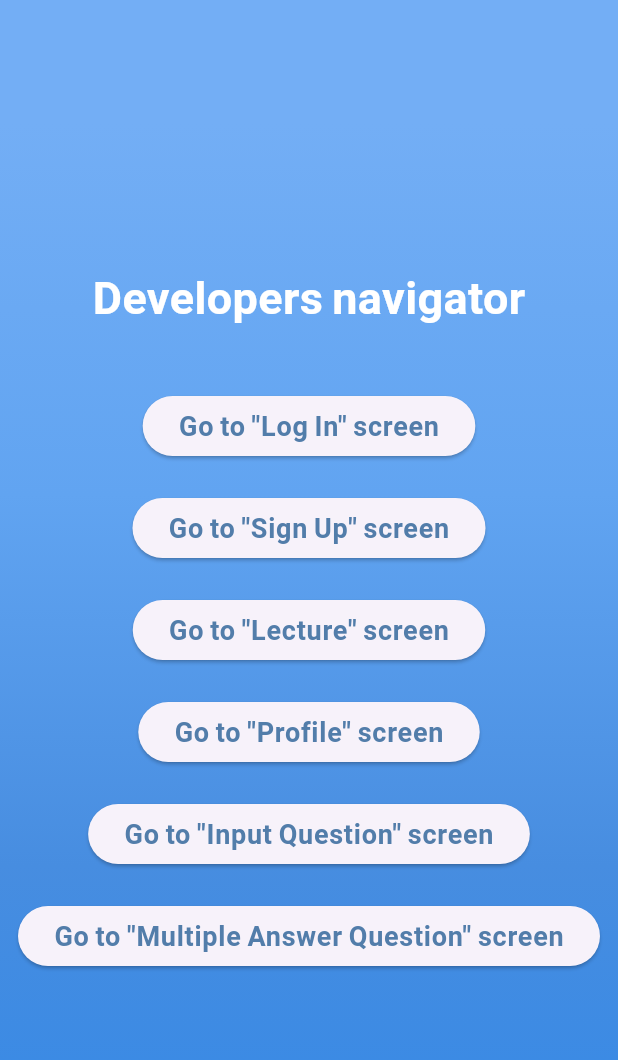
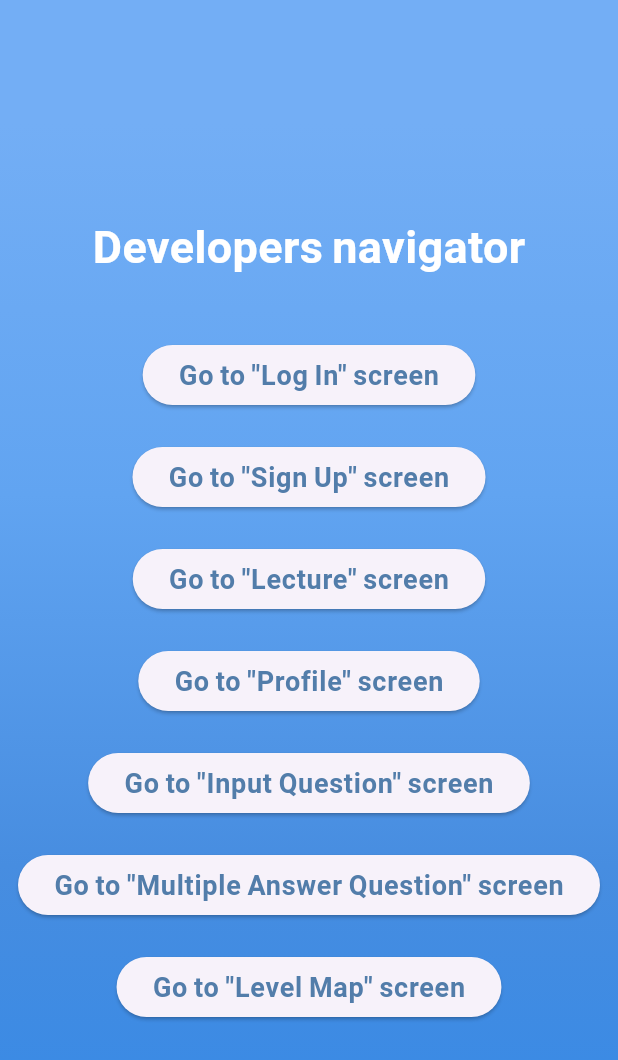
Before and after one commit to MogaDenis/ByteWolves, a Flutter app: the screen it shows after launch, on a phone screen of 412 x 824 dp. Shown: the top 1060 px of the screen. Run offline on Flutter 3.47's test engine with Material 3 defaults, Android fonts, the light colour scheme and no system bars; our stand-ins replace google_fonts, youtube_player_flutter; missing offline and left inert: level_map; Roboto replaces fonts that are missing (OpenSans).

Commit message:
levels map implemented

```diff
--- a/lib/constants/constants.dart
+++ b/lib/constants/constants.dart
@@ -55,6 +55,9 @@ class CustomBoxDecorations {
 class ImagesConstants {
   static const String logoImage = 'assets/images/logo.png';
   static const String fullWolfImage = 'assets/images/full_wolf.png';
+  static const String levelLockedImage = 'assets/images/lock.ico';
+  static const String levelUnlockedImage = 'assets/images/unlock.ico';
+  static const String cloudsImage = 'assets/images/clouds.png';
 }
 
 class StringConstants {
--- a/lib/main.dart
+++ b/lib/main.dart
@@ -1,6 +1,7 @@
 import 'package:byte_wolves/constants/constants.dart';
 import 'package:byte_wolves/models/answer.dart';
 import 'package:byte_wolves/screens/lectures.dart';
+import 'package:byte_wolves/screens/levels_map.dart';
 import 'package:byte_wolves/screens/multiple_answer_question.dart';
 import 'package:byte_wolves/screens/profile_screen.dart';
 import 'package:byte_wolves/screens/login_screen.dart';
@@ -182,7 +183,25 @@ class _MyHomePageState extends State<MyHomePage> {
                           fontWeight: FontWeight.bold,
                           fontFamily: 'OpenSans',
                         ),
-                      ))
+                      )),
+                  const SizedBox(height: 20),
+                  ElevatedButton (
+                    onPressed: () {
+                      Navigator.of(context).push(MaterialPageRoute(
+                          builder: (context) => const LevelMapPage(
+                              currentLevel: 3.0)));
+                    },
+                    child: const Text(
+                      'Go to "Level Map" screen',
+                      style: TextStyle(
+                        color: Color(0xFF527DAA),
+                        letterSpacing: 0.5,
+                        fontSize: 18.0,
+                        fontWeight: FontWeight.bold,
+                        fontFamily: 'OpenSans',
+                      ),
+                    ),
+                  ),
 
                   // Add here a button to navigate to the new screen that you have created.
                 ],
```
Also changed, not shown: lib/screens/levels_map.dart (added, +44 -0 lines), assets/images/clouds.png (added), 2 other files.
